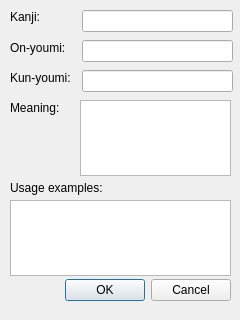
This is src/kanjidialog.ui in mihaly4/KanjiTools as Qt 5 draws it before an edit. The edited form follows.
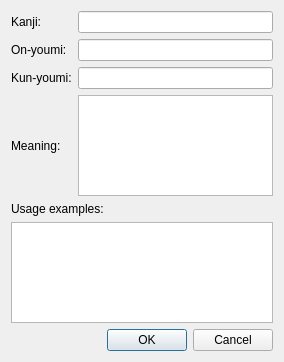
This is the edited form.

```diff
--- a/src/kanjidialog.ui
+++ b/src/kanjidialog.ui
@@ -6,144 +6,75 @@
    <rect>
     <x>0</x>
     <y>0</y>
-    <width>240</width>
-    <height>320</height>
+    <width>284</width>
+    <height>362</height>
    </rect>
   </property>
   <property name="windowTitle">
    <string>Kanji</string>
   </property>
-  <widget class="QDialogButtonBox" name="buttonBox">
-   <property name="geometry">
-    <rect>
-     <x>10</x>
-     <y>270</y>
-     <width>221</width>
-     <height>41</height>
-    </rect>
-   </property>
-   <property name="orientation">
-    <enum>Qt::Horizontal</enum>
-   </property>
-   <property name="standardButtons">
-    <set>QDialogButtonBox::Cancel|QDialogButtonBox::Ok</set>
-   </property>
-  </widget>
+  <layout class="QGridLayout" name="gridLayout">
+   <item row="0" column="0">
   <widget class="QLabel" name="label">
-   <property name="geometry">
-    <rect>
-     <x>10</x>
-     <y>10</y>
-     <width>57</width>
-     <height>14</height>
-    </rect>
-   </property>
    <property name="text">
     <string>Kanji:</string>
    </property>
   </widget>
+   </item>
+   <item row="0" column="1">
+    <widget class="QLineEdit" name="lineEdit"/>
+   </item>
+   <item row="1" column="0">
   <widget class="QLabel" name="label_2">
-   <property name="geometry">
-    <rect>
-     <x>10</x>
-     <y>40</y>
-     <width>71</width>
-     <height>16</height>
-    </rect>
-   </property>
    <property name="text">
     <string>On-youmi:</string>
    </property>
   </widget>
+   </item>
+   <item row="1" column="1">
+    <widget class="QLineEdit" name="lineEdit_2"/>
+   </item>
+   <item row="2" column="0">
   <widget class="QLabel" name="label_3">
-   <property name="geometry">
-    <rect>
-     <x>10</x>
-     <y>70</y>
-     <width>71</width>
-     <height>16</height>
-    </rect>
-   </property>
    <property name="text">
     <string>Kun-youmi:</string>
    </property>
   </widget>
+   </item>
+   <item row="2" column="1">
+    <widget class="QLineEdit" name="lineEdit_3"/>
+   </item>
+   <item row="3" column="0">
   <widget class="QLabel" name="label_4">
-   <property name="geometry">
-    <rect>
-     <x>10</x>
-     <y>100</y>
-     <width>61</width>
-     <height>16</height>
-    </rect>
-   </property>
    <property name="text">
     <string>Meaning:</string>
    </property>
   </widget>
+   </item>
+   <item row="3" column="1">
+    <widget class="QPlainTextEdit" name="plainTextEdit"/>
+   </item>
+   <item row="4" column="0" colspan="2">
   <widget class="QLabel" name="label_5">
-   <property name="geometry">
-    <rect>
-     <x>10</x>
-     <y>180</y>
-     <width>111</width>
-     <height>16</height>
-    </rect>
-   </property>
    <property name="text">
     <string>Usage examples:</string>
    </property>
   </widget>
-  <widget class="QLineEdit" name="lineEdit">
-   <property name="geometry">
-    <rect>
-     <x>82</x>
-     <y>10</y>
-     <width>151</width>
-     <height>22</height>
-    </rect>
-   </property>
-  </widget>
-  <widget class="QLineEdit" name="lineEdit_2">
-   <property name="geometry">
-    <rect>
-     <x>82</x>
-     <y>40</y>
-     <width>151</width>
-     <height>22</height>
-    </rect>
-   </property>
-  </widget>
-  <widget class="QLineEdit" name="lineEdit_3">
-   <property name="geometry">
-    <rect>
-     <x>82</x>
-     <y>70</y>
-     <width>151</width>
-     <height>22</height>
-    </rect>
-   </property>
-  </widget>
-  <widget class="QPlainTextEdit" name="plainTextEdit">
-   <property name="geometry">
-    <rect>
-     <x>80</x>
-     <y>100</y>
-     <width>151</width>
-     <height>76</height>
-    </rect>
-   </property>
-  </widget>
-  <widget class="QPlainTextEdit" name="plainTextEdit_2">
-   <property name="geometry">
-    <rect>
-     <x>10</x>
-     <y>200</y>
-     <width>221</width>
-     <height>76</height>
-    </rect>
-   </property>
-  </widget>
+   </item>
+   <item row="5" column="0" colspan="2">
+    <widget class="QPlainTextEdit" name="plainTextEdit_2"/>
+   </item>
+   <item row="6" column="0" colspan="2">
+    <widget class="QDialogButtonBox" name="buttonBox">
+     <property name="orientation">
+      <enum>Qt::Horizontal</enum>
+     </property>
+     <property name="standardButtons">
+      <set>QDialogButtonBox::Cancel|QDialogButtonBox::Ok</set>
+     </property>
+    </widget>
+   </item>
+  </layout>
  </widget>
  <resources/>
  <connections>
```
Lines whose indentation alone changed are shown as unchanged.
